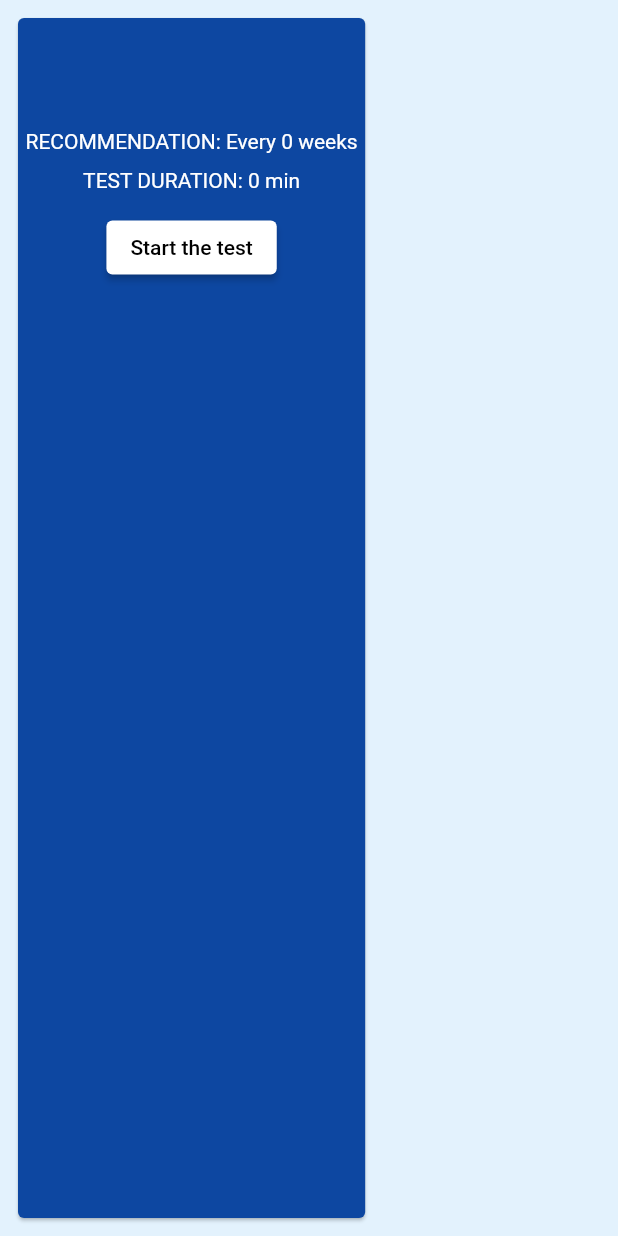
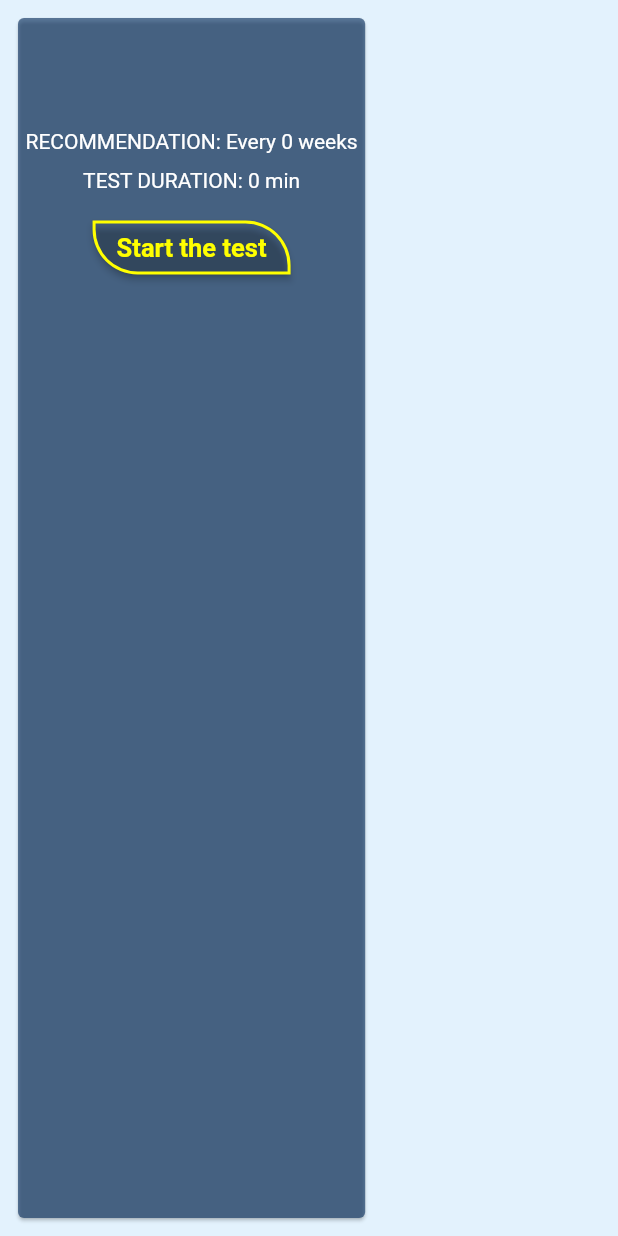
Before and after one commit to OmarYehiaDev/cheers, a Flutter app: the TestWidget widget shown alone on an empty page, opened directly with empty values, on a phone screen of 412 x 824 dp. Run offline on Flutter 3.47's test engine with Material 2 defaults, Android fonts, the phone set to English and light mode, and no system bars; our stand-ins replace table_calendar; network calls fail.

Commit message:
Last update

```diff
--- a/lib/widgets/testWidget.dart
+++ b/lib/widgets/testWidget.dart
@@ -15,7 +15,7 @@ class TestWidget extends StatelessWidget {
     return Padding(
       padding: const EdgeInsets.all(8.0),
       child: Card(
-        color: Colors.blue.shade900,
+        color: Color.fromRGBO(18, 55, 100, 0.65),
         child: Column(
           children: [
             Padding(
@@ -58,13 +58,40 @@ class TestWidget extends StatelessWidget {
               padding: const EdgeInsets.all(8.0),
               child: ElevatedButton(
                 style: ButtonStyle(
+                  fixedSize: MaterialStateProperty.all(
+                    Size.fromHeight(20),
+                  ),
+                  shape: MaterialStateProperty.all(
+                    RoundedRectangleBorder(
+                      borderRadius: BorderRadius.only(
+                        topRight: Radius.circular(
+                          30,
+                        ),
+                        bottomLeft: Radius.circular(
+                          30,
+                        ),
+                      ),
+                      side: BorderSide(
+                        color: Colors.yellowAccent,
+                        width: 2,
+                      ),
+                    ),
+                  ),
                   backgroundColor: MaterialStateProperty.all(
-                    Colors.white,
+                    Colors.transparent,
                   ),
+                  // foregroundColor: MaterialStateProperty.all(
+                  //
+                  // ),
                 ),
                 child: Text(
                   "Start the test",
-                  style: TextStyle(color: Colors.black),
+                  style: TextStyle(
+                    color: Colors.yellowAccent,
+                    backgroundColor: Colors.transparent,
+                    fontSize: 17,
+                    fontWeight: FontWeight.bold,
+                  ),
                 ),
                 onPressed: () {
                   ScaffoldMessenger.of(context).showSnackBar(
```
